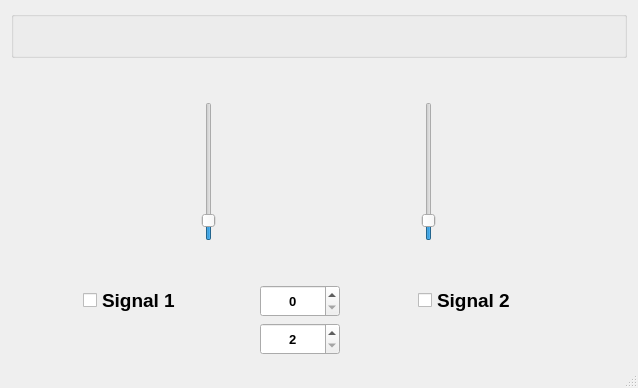
Melomanstd/daq_gui, file ui/mainwindow.ui: the form before one commit.
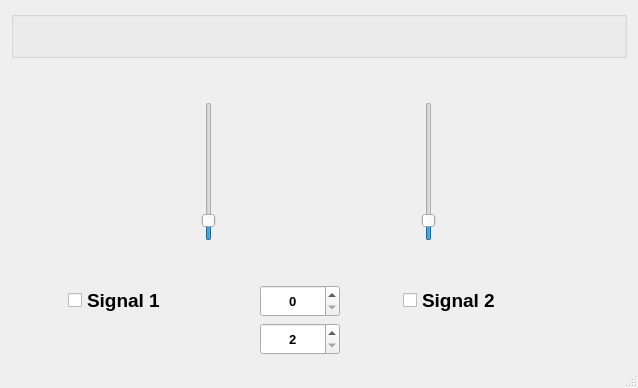
The form after the commit. Icons and pictures are not drawn.

Commit message: color for signals

Patch:
```diff
--- a/ui/mainwindow.ui
+++ b/ui/mainwindow.ui
@@ -427,6 +427,28 @@
         </property>
        </widget>
       </item>
+      <item>
+       <widget class="QLabel" name="signal_1_color_lbl">
+        <property name="minimumSize">
+         <size>
+          <width>24</width>
+          <height>24</height>
+         </size>
+        </property>
+        <property name="maximumSize">
+         <size>
+          <width>24</width>
+          <height>24</height>
+         </size>
+        </property>
+        <property name="autoFillBackground">
+         <bool>true</bool>
+        </property>
+        <property name="text">
+         <string/>
+        </property>
+       </widget>
+      </item>
       <item>
        <spacer name="horizontalSpacer_8">
         <property name="orientation">
@@ -563,6 +585,28 @@
         </property>
        </widget>
       </item>
+      <item>
+       <widget class="QLabel" name="signal_2_color_lbl">
+        <property name="minimumSize">
+         <size>
+          <width>24</width>
+          <height>24</height>
+         </size>
+        </property>
+        <property name="maximumSize">
+         <size>
+          <width>24</width>
+          <height>24</height>
+         </size>
+        </property>
+        <property name="autoFillBackground">
+         <bool>true</bool>
+        </property>
+        <property name="text">
+         <string/>
+        </property>
+       </widget>
+      </item>
       <item>
        <spacer name="horizontalSpacer">
         <property name="orientation">
```
The commit also changes 1 other file.
